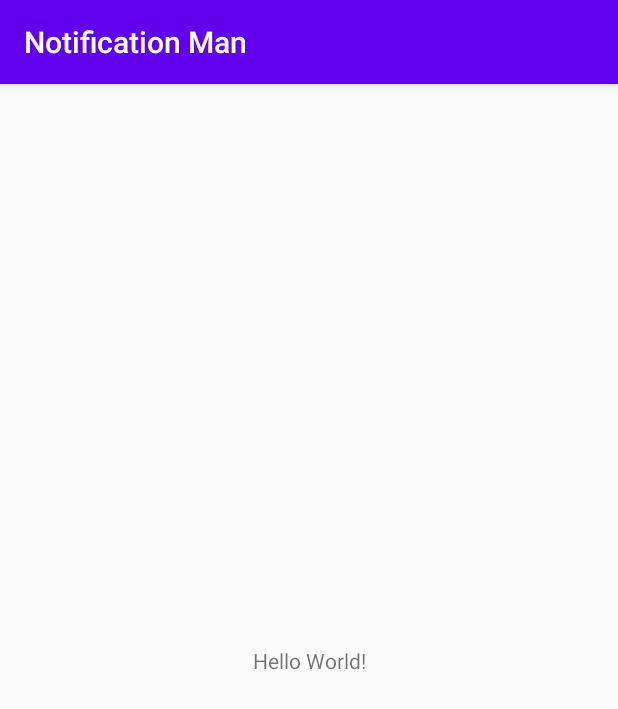
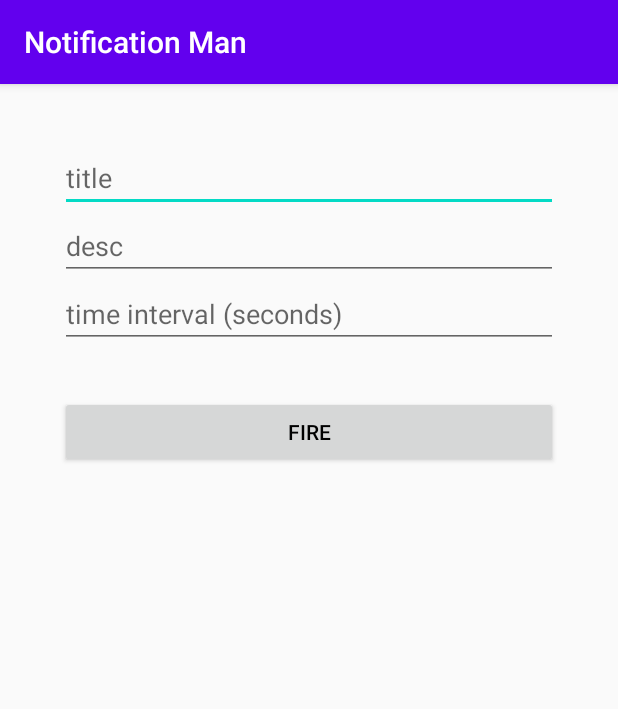
Before and after one commit to 10zgurr/NotificationMan, an Android app: the screen it shows after launch (MainActivity), on a phone screen of 412 x 824 dp. Shown: the top 709 px of the screen. Run offline under Robolectric (Android 15) with nearby library versions, the phone set to English and light mode, and no system bars.

Commit message:
- chages for the app's demonstration

```diff
--- a/app/src/main/java/com/notification/man/MainActivity.kt
+++ b/app/src/main/java/com/notification/man/MainActivity.kt
@@ -3,6 +3,7 @@ package com.notification.man
 import androidx.appcompat.app.AppCompatActivity
 import android.os.Bundle
 import com.notificationman.library.NotificationMan
+import kotlinx.android.synthetic.main.activity_main.*
 
 class MainActivity : AppCompatActivity() {
 
@@ -10,15 +11,15 @@ class MainActivity : AppCompatActivity() {
         super.onCreate(savedInstanceState)
         setContentView(R.layout.activity_main)
 
-        fireNotificationMan()
+        button_fire.setOnClickListener { fireNotificationMan() }
     }
 
     private fun fireNotificationMan() = NotificationMan
         .Builder(this, "com.notification.man.MainActivity") // make sure class path match with your project architecture
-        .setTitle("test title") // optional
-        .setDescription("test desc") // optional
-        .setThumbnailImageUrl("https://digit-1.com/wp-content/uploads/sites/13/2019/10/Digit-1-News-How-to-enable-the-battery-percentage-icon-in.jpg") // optional
-        .setTimeInterval(4L) // needs secs - default is 5 secs
+        .setTitle(edit_text_title.text.toString().trim()) // optional
+        .setDescription(edit_text_desc.text.toString().trim()) // optional
+        .setThumbnailImageUrl("https://storage.googleapis.com/gweb-uniblog-publish-prod/images/Android_robot.max-500x500.png") // optional
+        .setTimeInterval(edit_text_time_interval.text.toString().trim().toLong()) // needs secs - default is 5 secs
         .setNotificationType(NotificationMan.NOTIFICATION_TYPE_IMAGE) // optional - default type is TEXT
         .fire()
 }
--- a/app/src/main/res/layout/activity_main.xml
+++ b/app/src/main/res/layout/activity_main.xml
@@ -1,18 +1,46 @@
 <?xml version="1.0" encoding="utf-8"?>
-<androidx.constraintlayout.widget.ConstraintLayout xmlns:android="http://schemas.android.com/apk/res/android"
-    xmlns:app="http://schemas.android.com/apk/res-auto"
-    xmlns:tools="http://schemas.android.com/tools"
+<FrameLayout xmlns:android="http://schemas.android.com/apk/res/android"
     android:layout_width="match_parent"
-    android:layout_height="match_parent"
-    tools:context=".MainActivity">
+    android:layout_height="match_parent">
 
-    <TextView
-        android:layout_width="wrap_content"
+    <LinearLayout
+        android:layout_width="match_parent"
         android:layout_height="wrap_content"
-        android:text="Hello World!"
-        app:layout_constraintBottom_toBottomOf="parent"
-        app:layout_constraintLeft_toLeftOf="parent"
-        app:layout_constraintRight_toRightOf="parent"
-        app:layout_constraintTop_toTopOf="parent" />
+        android:layout_margin="40dp"
+        android:orientation="vertical">
 
-</androidx.constraintlayout.widget.ConstraintLayout>
+        <androidx.appcompat.widget.AppCompatEditText
+            android:id="@+id/edit_text_title"
+            android:layout_width="match_parent"
+            android:layout_height="wrap_content"
+            android:hint="title"
+            android:inputType="text"
+            android:textColor="@android:color/black" />
+
+        <androidx.appcompat.widget.AppCompatEditText
+            android:id="@+id/edit_text_desc"
+            android:layout_width="match_parent"
+            android:layout_height="wrap_content"
+            android:hint="desc"
+            android:inputType="text"
+            android:textColor="@android:color/black" />
+
+        <androidx.appcompat.widget.AppCompatEditText
+            android:id="@+id/edit_text_time_interval"
+            android:layout_width="match_parent"
+            android:layout_height="wrap_content"
+            android:hint="time interval (seconds)"
+            android:inputType="number"
+            android:textColor="@android:color/black" />
+
+        <androidx.appcompat.widget.AppCompatButton
+            android:id="@+id/button_fire"
+            android:layout_width="match_parent"
+            android:layout_height="wrap_content"
+            android:layout_marginTop="32dp"
+            android:text="Fire"
+            android:textColor="@android:color/black" />
+
+    </LinearLayout>
+
+</FrameLayout>
```
